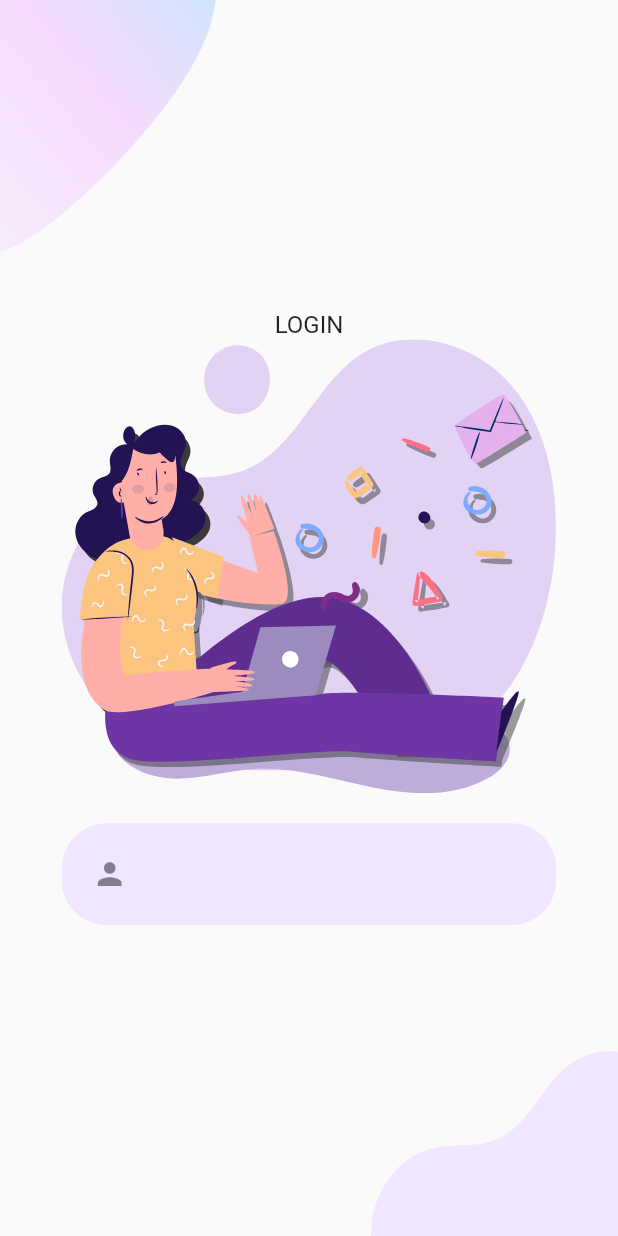
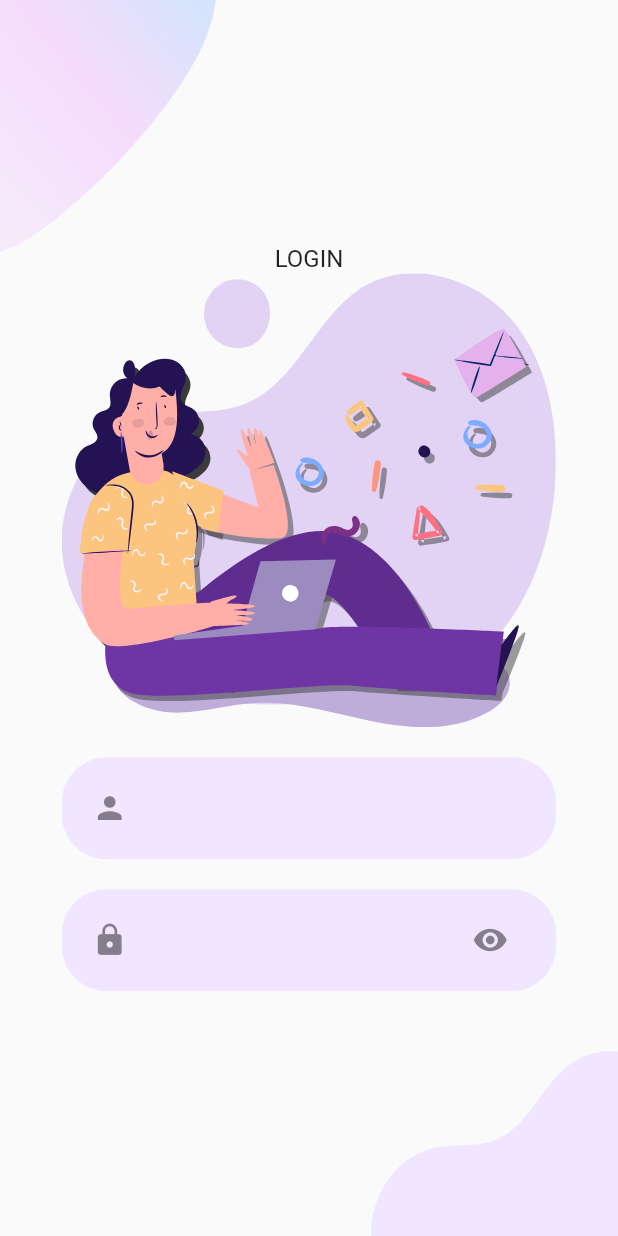
Before and after one commit to marshi/training_welcome_login_signup, a Flutter app: the screen it shows after launch, after a tap on "LOGIN", on a phone screen of 412 x 824 dp. Run offline on Flutter 3.47's test engine with Material 2 defaults, Android fonts, the phone set to English and light mode, and no system bars; our stand-ins replace flutter_svg.

```diff
--- a/lib/login/login_page.dart
+++ b/lib/login/login_page.dart
@@ -25,7 +25,13 @@ class LoginPage extends StatelessWidget {
                 width: size.width * 0.8,
               ),
               SizedBox(height: 20),
-              RoundedTextForm(),
+              RoundedTextForm(icon: Icons.person),
+              SizedBox(height: 20),
+              RoundedTextForm(
+                icon: Icons.lock,
+                suffixIcon: Icons.visibility,
+                obscure: true,
+              ),
             ],
           ),
         ),
--- a/lib/login/rounded_text_form.dart
+++ b/lib/login/rounded_text_form.dart
@@ -5,7 +5,14 @@ import '../constants.dart';
 class RoundedTextForm extends StatelessWidget {
   const RoundedTextForm({
     Key key,
+    this.icon,
+    this.suffixIcon,
+    this.obscure = false,
   }) : super(key: key);
+
+  final IconData icon;
+  final IconData suffixIcon;
+  final bool obscure;
 
   @override
   Widget build(BuildContext context) {
@@ -18,8 +25,10 @@ class RoundedTextForm extends StatelessWidget {
         borderRadius: BorderRadius.circular(30),
       ),
       child: TextField(
+        obscureText: obscure,
         decoration: InputDecoration(
-          icon: Icon(Icons.person),
+          icon: Icon(icon),
+          suffixIcon: Icon(suffixIcon),
           border: InputBorder.none,
         ),
       ),
```
